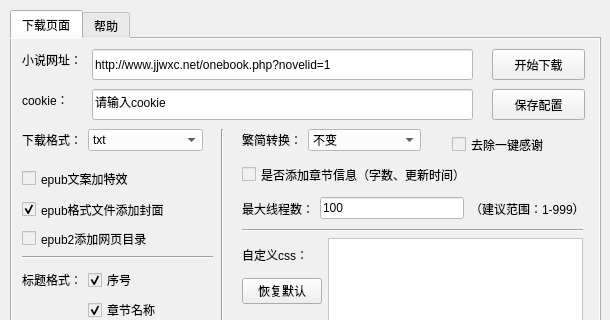
7325156/jjwxcNovelCrawler, file exe整合版/jjurl.ui: the form before one commit; both pictures show x 0 to 610 and y 0 to 320 of the 610 by 773 pixel window.
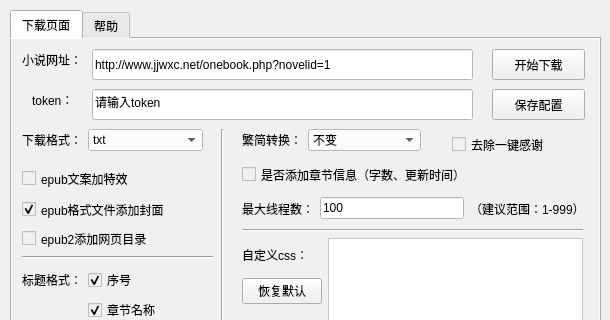
The form after the commit. Icons and pictures are not drawn.

Commit message: vip解码的初步搞出来了，其他的有点问题，欢迎大佬们修bug

The edit to the form file:
```diff
--- a/exe整合版/jjurl.ui
+++ b/exe整合版/jjurl.ui
@@ -107,35 +107,6 @@
        <string>保存配置</string>
       </property>
      </widget>
-     <widget class="QLabel" name="label_4">
-      <property name="geometry">
-       <rect>
-        <x>10</x>
-        <y>50</y>
-        <width>72</width>
-        <height>21</height>
-       </rect>
-      </property>
-      <property name="text">
-       <string>cookie：</string>
-      </property>
-     </widget>
-     <widget class="QLineEdit" name="jjcookie">
-      <property name="geometry">
-       <rect>
-        <x>80</x>
-        <y>50</y>
-        <width>381</width>
-        <height>31</height>
-       </rect>
-      </property>
-      <property name="styleSheet">
-       <string notr="true">background-color: rgb(255, 255, 255);</string>
-      </property>
-      <property name="text">
-       <string>请输入cookie</string>
-      </property>
-     </widget>
      <widget class="QWidget" name="formLayoutWidget_2">
       <property name="geometry">
        <rect>
@@ -619,6 +590,35 @@
        <string>去除一键感谢</string>
       </property>
      </widget>
+     <widget class="QLineEdit" name="jjtoken">
+      <property name="geometry">
+       <rect>
+        <x>80</x>
+        <y>50</y>
+        <width>381</width>
+        <height>31</height>
+       </rect>
+      </property>
+      <property name="styleSheet">
+       <string notr="true">background-color: rgb(255, 255, 255);</string>
+      </property>
+      <property name="text">
+       <string>请输入token</string>
+      </property>
+     </widget>
+     <widget class="QLabel" name="label_13">
+      <property name="geometry">
+       <rect>
+        <x>20</x>
+        <y>50</y>
+        <width>51</width>
+        <height>21</height>
+       </rect>
+      </property>
+      <property name="text">
+       <string>token：</string>
+      </property>
+     </widget>
     </widget>
     <widget class="QWidget" name="tab_2">
      <attribute name="title">
```
Left out of the diff: 12 changed lines with no effect on the pictures. The commit also changes 2 other files.
